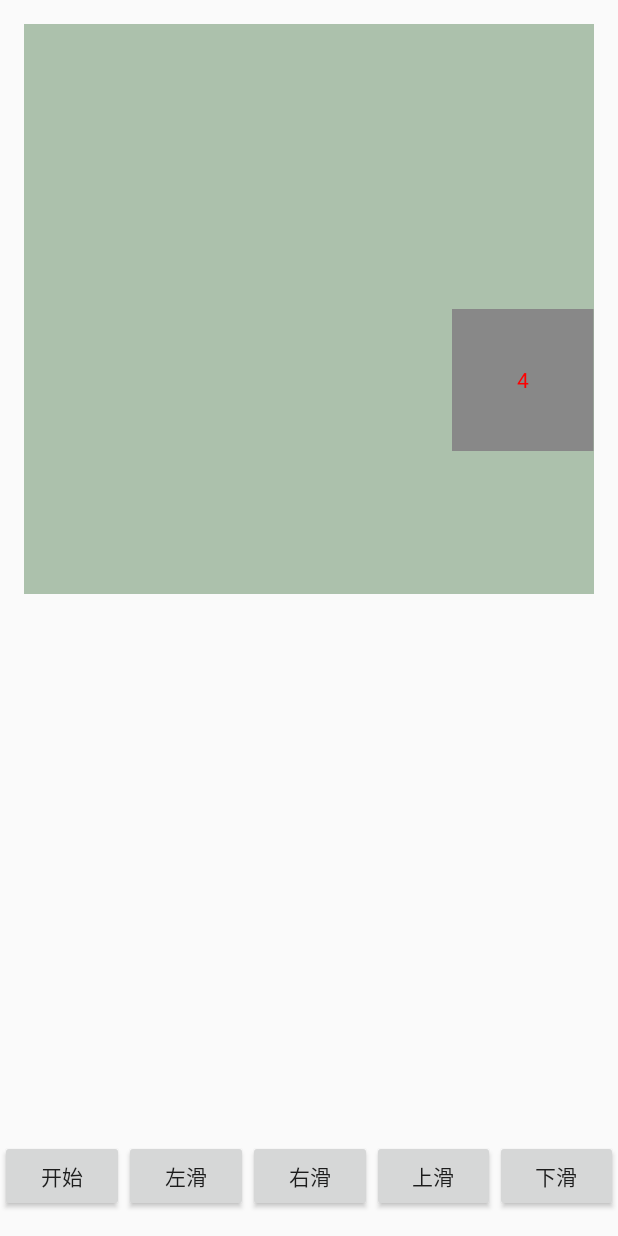
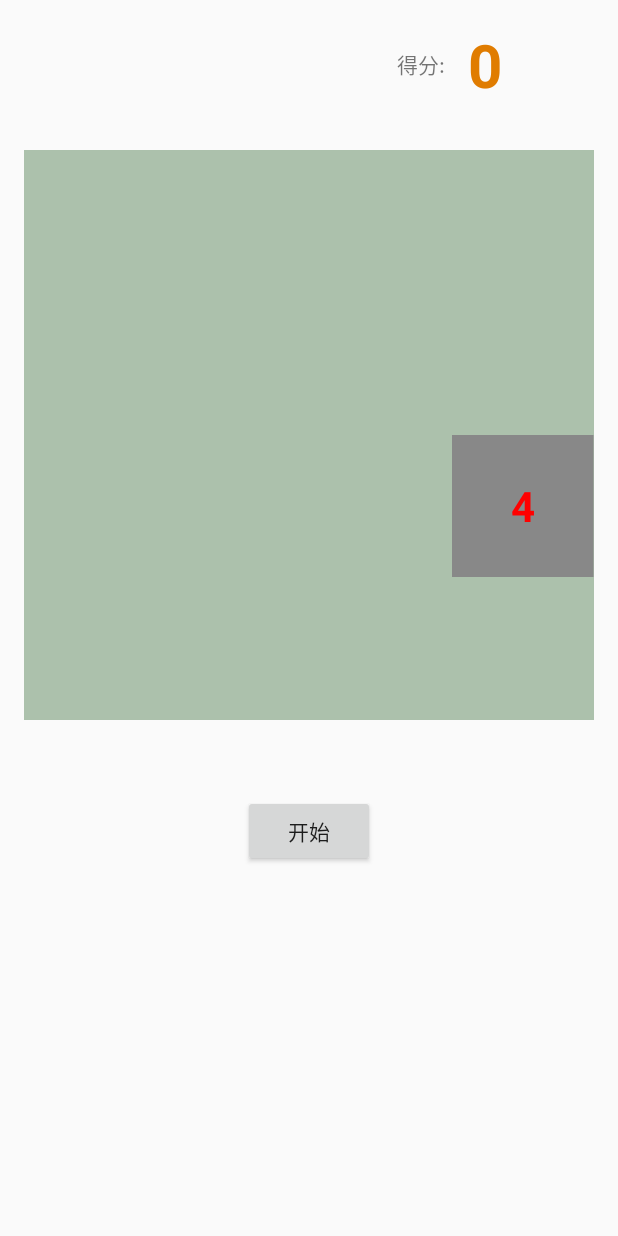
Before and after one commit to ahong222/kotlin_2048, an Android app: the screen it shows after launch (GameActivity), after a tap on "开始", on a phone screen of 412 x 824 dp. Run offline under Robolectric (Android 15) with nearby library versions, the phone set to English and light mode, and no system bars.

Commit message:
添加声音

```diff
--- a/app/src/main/java/com/ifnoif/game2048/Game2048View.kt
+++ b/app/src/main/java/com/ifnoif/game2048/Game2048View.kt
@@ -10,10 +10,13 @@ import android.content.DialogInterface
 import android.content.res.TypedArray
 import android.graphics.Color
 import android.graphics.Point
+import android.graphics.Typeface
 import android.util.AttributeSet
 import android.util.Log
 import android.view.Gravity
+import android.view.MotionEvent
 import android.view.View
+import android.view.ViewConfiguration
 import android.widget.FrameLayout
 import android.widget.TextView
 import java.util.*
@@ -29,24 +32,43 @@ class Game2048View : FrameLayout {
         var TAG = "Game2048View";
     }
 
+    private var TYPE_GOOD: String = "GOOD";
+    private var TYPE_MERGE: String = "MERGE";
+    private var TYPE_MOVE: String = "MOVE";
+
+    private var mTouchSlop: Int = 0;
+    private var mStarted: Boolean = false;
+
+    private val mDuration: Long = 300;
+    private var mColumnSize: Int;
+    private lateinit var mBlockArray: Array<Array<GameUtil.Block>>;
+    /**
+     * 滑动后剩余的空白位置
+     */
+    private var mEmptyPointList: ArrayList<Point> = ArrayList<Point>()
+    /**
+     * 滑动后需要移动 的Action
+     */
+    private var mActionList: ArrayList<GameUtil.Block> = ArrayList<GameUtil.Block>()
+    private var mGameUtil = GameUtil();
+
+
     constructor(context: Context, attrs: AttributeSet) : this(context, attrs, 0) {
 
+        SoundPoolManager.init(context, TYPE_GOOD, R.raw.good);
+        SoundPoolManager.init(context, TYPE_MERGE, R.raw.merge);
+        SoundPoolManager.init(context, TYPE_MOVE, R.raw.move);
+
+        val vc = ViewConfiguration.get(getContext())
+        mTouchSlop = vc.scaledTouchSlop;
     }
 
     constructor(context: Context, attrs: AttributeSet, defStyleAttr: Int) : super(context, attrs, defStyleAttr) {
         val typeArray: TypedArray = context!!.obtainStyledAttributes(attrs,
                 R.styleable.Game2048View)
-        size = typeArray.getInteger(R.styleable.Game2048View_grid, 4);
+        mColumnSize = typeArray.getInteger(R.styleable.Game2048View_grid, 4);
 
     }
-
-    val duration: Long = 300;
-    var size: Int;
-    lateinit var array: Array<Array<GameUtil.Block>>;
-    var emptyPointList: ArrayList<Point> = ArrayList<Point>()
-    var actionList: ArrayList<GameUtil.Block> = ArrayList<GameUtil.Block>()
-    var gameUtil = GameUtil();
-
 
     override fun onMeasure(widthMeasureSpec: Int, heightMeasureSpec: Int) {
         super.onMeasure(widthMeasureSpec, heightMeasureSpec)
@@ -56,32 +78,31 @@ class Game2048View : FrameLayout {
 
     fun start() {
         Log.d(TAG, "开始游戏")
-
         reset();
         doNext();
+        mStarted = true;
     }
 
     fun doNext() {
         if (checkGameOver()) {
             Log.d(TAG, "游戏结束")
-            var dialog = AlertDialog.Builder(context).setTitle("Game Over").setMessage("是否再玩一遍")
-                    .setPositiveButton("确定", DialogInterface.OnClickListener { dialog, which -> reset();doNext(); })
+            var dialog = AlertDialog.Builder(context).setTitle("Game Over").setMessage(String.format("您本次得分%d,是否再玩一遍", totalScore))
+                    .setPositiveButton("确定", DialogInterface.OnClickListener { dialog, which -> start(); })
                     .setNegativeButton("取消", DialogInterface.OnClickListener { dialog, which -> reset();invalidate(); }).create()
             dialog.show()
             return;
         }
-        var randomIndex = Random().nextInt(emptyPointList.size);
-        var point = emptyPointList.removeAt(randomIndex);
-
+        var randomIndex = Random().nextInt(mEmptyPointList.size);
+        var point = mEmptyPointList.removeAt(randomIndex);
 
         var randomValue = getRandomValue();
-        (array[point.y])[point.x].value = randomValue;
+        (mBlockArray[point.y])[point.x].value = randomValue;
 
         var view = createView(point, randomValue);
-        addView(view, getLayoutParams(point));
+        addView(view, LayoutParams(width / mColumnSize, width / mColumnSize));
 
-        view.translationX = (point.x * width.toFloat()) / size;
-        view.translationY = (point.y * height.toFloat()) / size;
+        view.translationX = (point.x * width.toFloat()) / mColumnSize;
+        view.translationY = (point.y * height.toFloat()) / mColumnSize;
 
         invalidate();
 
@@ -92,13 +113,13 @@ class Game2048View : FrameLayout {
         Log.d(TAG, "往" + direction + "滑动");
 
 
-        emptyPointList.clear();
-        actionList.clear();
+        mEmptyPointList.clear();
+        mActionList.clear();
 
-        gameUtil.scroll(array, direction, emptyPointList, actionList);
+        mGameUtil.scroll(mBlockArray, direction, mEmptyPointList, mActionList);
 
         Log.d(TAG, "所有移动如下:")
-        for (block in actionList) {
+        for (block in mActionList) {
             Log.d(TAG, block.getActionStr())
         }
 
@@ -108,13 +129,13 @@ class Game2048View : FrameLayout {
     }
 
     fun doActionAnimation(callback: Runnable) {
-        if (actionList.size == 0) {
+        if (mActionList.size == 0) {
             callback.run();
             return;
         }
         Log.d(TAG, "开始滑动==")
         var animatorSet: AnimatorSet = AnimatorSet();
-        animatorSet.duration = duration
+        animatorSet.duration = mDuration
         animatorSet.addListener(object : Animator.AnimatorListener {
             override fun onAnimationEnd(animation: Animator?) {
                 Log.d(TAG, "动画全部完成");
@@ -131,22 +152,25 @@ class Game2048View : FrameLayout {
             }
         })
 
-        for (block in actionList) {
+        for (block in mActionList) {
             val needRemoveView = block.changeX >= 0;
             var removeTranslation: Float = 0F;
             var targetRemoveView: BlockView? = null;
             if (needRemoveView) {
                 if (block.x == block.pX) {
-                    removeTranslation = Math.abs((block.changeY * width).toFloat() / size);
+                    removeTranslation = Math.abs((block.changeY * width).toFloat() / mColumnSize);
                 } else {
-                    removeTranslation = Math.abs((block.changeX * width).toFloat() / size);
+                    removeTranslation = Math.abs((block.changeX * width).toFloat() / mColumnSize);
                 }
                 targetRemoveView = getView(block.changeX, block.changeY);
+
+            } else {
+                play(TYPE_MOVE);
             }
             var scrollHorizontal: Boolean = (block.pY == block.y);
 
-            var startOffset = (width * (if (scrollHorizontal) block.pX else block.pY)).toFloat() / size;
-            var targetOffset = (width * (if (scrollHorizontal) block.x else block.y)).toFloat() / size;
+            var startOffset = (width * (if (scrollHorizontal) block.pX else block.pY)).toFloat() / mColumnSize;
+            var targetOffset = (width * (if (scrollHorizontal) block.x else block.y)).toFloat() / mColumnSize;
 
             Log.d(TAG, block.getActionStr() + " 像素从" + startOffset + "到" + targetOffset);
 
@@ -156,11 +180,11 @@ class Game2048View : FrameLayout {
                 continue;
             }
             view!!.needRemoveView = needRemoveView;
-            view.removeTranslation = removeTranslation + ((if (targetOffset > startOffset) -0.02F else 0.02F) * width / size);
+            view.removeTranslation = removeTranslation + ((if (targetOffset > startOffset) -0.02F else 0.02F) * width / mColumnSize);
             view.removeTranslation = Math.min(Math.max(0F, view.removeTranslation), width.toFloat());
 
             var animation: ValueAnimator = ObjectAnimator.ofFloat(view, (if (scrollHorizontal) "translationX" else "translationY"), startOffset, targetOffset);
-            animation.duration = duration;
+            animation.duration = mDuration;
             animation.addListener(object : Animator.AnimatorListener {
                 override fun onAnimationRepeat(animation: Animator?) {
                 }
@@ -190,24 +214,21 @@ class Game2048View : FrameLayout {
                     //删除合并的view
                     removeView(targetRemoveView)
 
+                    addScore(view.value);
+
                     view.needRemoveView = false;
                     view.value = view.value * 2;
                     view.setText(view.value.toString());
+
+                    play(TYPE_MERGE);
                     Log.d(TAG, "改变" + "(" + view.point.x + "," + view.point.y + ")的值为" + view.value);
                 } else {
                     Log.d(TAG, "移动 currentTranslation：" + currentTranslation + " removeTranslation:" + view.removeTranslation);
                 }
-//                view.invalidate();
             }
             animatorSet.playSequentially(animation);
         }
         animatorSet.start()
-    }
-
-    fun removeView(x: Int, y: Int) {
-        var view = getView(x, y);
-        Log.d(TAG, "删除View(" + x + "," + y + ")" + (if (view == null) "失败" else "成功"));
-        removeView(view);
     }
 
     fun getView(x: Int, y: Int): BlockView? {
@@ -232,35 +253,27 @@ class Game2048View : FrameLayout {
     }
 
     fun checkGameOver(): Boolean {
-        //TODO 滑动不能减少位置
-        return emptyPointList.size == 0;//没有空白位置，且滑动也不能减少位置
+        //TODO 提前计算能不能减少位置
+        return mEmptyPointList.size == 0;//没有空白位置，且滑动也不能减少位置
     }
 
     fun reset() {
         Log.d(TAG, "初始化")
+        mStarted = false;
+        totalScore = 0;
+        onScoreChanged()
         removeAllViews();
-        emptyPointList.clear();
-        array = Array(size, { y -> Array(size, { x -> GameUtil.Block(x, y, 0) }) });
-        for (y in 0..size - 1) {
-            for (x in 0..size - 1) {
-                emptyPointList.add(Point(x, y))
+        mEmptyPointList.clear();
+        mBlockArray = Array(mColumnSize, { y -> Array(mColumnSize, { x -> GameUtil.Block(x, y, 0) }) });
+        for (y in 0..mColumnSize - 1) {
+            for (x in 0..mColumnSize - 1) {
+                mEmptyPointList.add(Point(x, y))
             }
         }
     }
 
-//    fun updateLayout(blockView: BlockView) {
-//        var layoutParams = (blockView.layoutParams as LayoutParams);
-//        layoutParams.width = width / size;
-//        layoutParams.height = blockView.width;
-//        layoutParams.leftMargin = blockView.point.x * width / size;
-//        layoutParams.topMargin = blockView.point.y * height / size;
-//    }
-
-    fun getLayoutParams(point: Point): LayoutParams {
-        var layoutParams = LayoutParams(width / size, width / size);
-//        layoutParams.leftMargin = point.x * width / size;
-//        layoutParams.topMargin = point.y * height / size;
-        return layoutParams;
+    fun play(type: String) {
+        SoundPoolManager.play(type)
     }
 
     class BlockView : TextView {
@@ -275,6 +288,8 @@ class Game2048View : FrameLayout {
             gravity = Gravity.CENTER;
             setText("" + value);
             setTextColor(Color.RED);
+            setTextSize(28F)
+            setTypeface(Typeface.DEFAULT_BOLD);
             this.setBackgroundColor(Color.GRAY);
         }
 
@@ -284,4 +299,45 @@ class Game2048View : FrameLayout {
         }
     }
 
+    var touchDownX: Float = 0f;
+    var touchDownY: Float = 0f;
+    var scrolled: Boolean = false;
+    override fun onTouchEvent(event: MotionEvent?): Boolean {
+        when (event!!.action) {
+            MotionEvent.ACTION_DOWN -> {
+                touchDownX = event.x;
+                touchDownY = event.y;
+                scrolled = false;
+            }
+            MotionEvent.ACTION_MOVE -> {
+                if (mStarted && !scrolled) {
+
+                    var tmpX = event.x;
+                    var tmpY = event.y;
+                    var deltaX = Math.abs(tmpX - touchDownX);
+                    var deltaY = Math.abs(tmpY - touchDownY);
+                    if (deltaX > deltaY && deltaX > mTouchSlop) {
+                        scroll(if (tmpX > touchDownX) GameUtil.Direction.Right else GameUtil.Direction.Left)
+                        scrolled = true;
+                    } else if (deltaY > deltaX && deltaY > mTouchSlop) {
+                        scroll(if (tmpY > touchDownY) GameUtil.Direction.Bottom else GameUtil.Direction.Top)
+                        scrolled = true;
+                    }
+                }
+            }
+        }
+        return true;
+    }
+
+    var totalScore: Int = 0;
+    fun addScore(scoreValue: Int) {
+        totalScore += scoreValue;
+
+        onScoreChanged();
+    }
+
+    fun onScoreChanged() {
+        ((context as GameActivity)).onScoreChanged(totalScore);
+    }
+
 }
--- a/app/src/main/java/com/ifnoif/game2048/GameActivity.kt
+++ b/app/src/main/java/com/ifnoif/game2048/GameActivity.kt
@@ -15,11 +15,10 @@ class GameActivity : Activity() {
         setContentView(R.layout.activity_game);
 
         start.setOnClickListener { gameView.start() }
+    }
 
-        scrollLeft.setOnClickListener { gameView.scroll(GameUtil.Direction.Left) }
-        scrollRight.setOnClickListener { gameView.scroll(GameUtil.Direction.Right) }
-        scrollTop.setOnClickListener { gameView.scroll(GameUtil.Direction.Top) }
-        scrollBottom.setOnClickListener { gameView.scroll(GameUtil.Direction.Bottom) }
+    fun onScoreChanged(scoreValue: Int) {
+        score.setText(scoreValue.toString());
     }
 
     override fun onPause() {
--- /dev/null
+++ b/app/src/main/java/com/ifnoif/game2048/SoundPoolManager.kt
@@ -0,0 +1,38 @@
+package com.ifnoif.game2048
+
+import android.content.Context
+import android.media.SoundPool
+
+/**
+ * Created by shen on 17/4/17.
+ */
+
+
+object SoundPoolManager {
+
+    var soundMap: HashMap<Int, String> = HashMap()
+    var soundPreparedMap: HashMap<String, Int> = HashMap()
+    var soundPool: SoundPool = SoundPool.Builder().build();
+
+    init {
+        soundPool.setOnLoadCompleteListener { soundPool, sampleId, status ->
+            if (status == 0) {
+                soundMap[sampleId]?.let {
+                    soundPreparedMap.put(it, sampleId)
+                }
+            }
+        }
+    }
+
+    fun init(context: Context, type: String, rawId: Int) {
+        var id = soundPool.load(context, rawId, 1);
+        soundMap.put(id, type);
+    }
+
+    fun play(type: String) {
+        var id = soundPreparedMap[type];
+        id?.let { soundPool.play(id, 1F, 1F, 1, 0, 1F) }
+
+
+    }
+}
--- a/app/src/main/res/layout/activity_game.xml
+++ b/app/src/main/res/layout/activity_game.xml
@@ -9,54 +9,56 @@
     android:paddingTop="@dimen/activity_vertical_margin"
     tools:context="com.ifnoif.game2048.GameActivity">
 
+
+    <LinearLayout
+        android:id="@+id/score_layout"
+        android:layout_width="wrap_content"
+        android:layout_height="wrap_content"
+        android:layout_alignParentRight="true"
+        android:orientation="horizontal"
+        android:gravity="center">
+
+        <TextView
+            android:layout_width="wrap_content"
+            android:layout_height="wrap_content"
+            android:text="得分:" />
+
+        <TextView
+            android:id="@+id/score"
+            android:layout_width="wrap_content"
+            android:layout_height="wrap_content"
+            android:minWidth="100dp"
+            android:textColor="#E07C00"
+            android:textSize="40sp"
+            android:textStyle="bold"
+            android:layout_marginLeft="15dp"/>
+    </LinearLayout>
+
     <com.ifnoif.game2048.Game2048View
         android:id="@+id/gameView"
         android:layout_width="match_parent"
         android:layout_height="match_parent"
+        android:layout_below="@+id/score_layout"
         android:layout_marginLeft="@dimen/activity_horizontal_margin"
         android:layout_marginRight="@dimen/activity_horizontal_margin"
+        android:layout_marginTop="30dp"
         android:background="#50004400"
-        app:gird="4"></com.ifnoif.game2048.Game2048View>
+        app:gird="4" />
 
-    <LinearLayout
+    <FrameLayout
         android:layout_width="match_parent"
         android:layout_height="wrap_content"
-        android:layout_alignParentBottom="true">
+        android:layout_below="@+id/gameView"
+        android:layout_marginTop="50dp"
+        android:gravity="center">
 
         <Button
             android:id="@+id/start"
             android:layout_width="wrap_content"
             android:layout_height="wrap_content"
-            android:layout_weight="1"
+            android:layout_gravity="center"
             android:text="开始" />
 
-        <Button
-            android:id="@+id/scrollLeft"
-            android:layout_width="wrap_content"
-            android:layout_height="wrap_content"
-            android:layout_weight="1"
-            android:text="左滑" />
 
-        <Button
-            android:id="@+id/scrollRight"
-            android:layout_width="wrap_content"
-            android:layout_height="wrap_content"
-            android:layout_weight="1"
-            android:text="右滑" />
-
-        <Button
-            android:id="@+id/scrollTop"
-            android:layout_width="wrap_content"
-            android:layout_height="wrap_content"
-            android:layout_weight="1"
-            android:text="上滑" />
-
-        <Button
-            android:id="@+id/scrollBottom"
-            android:layout_width="wrap_content"
-            android:layout_height="wrap_content"
-            android:layout_weight="1"
-            android:text="下滑" />
-
-    </LinearLayout>
+    </FrameLayout>
 </RelativeLayout>
```
Also changed, not shown: app/src/main/java/com/ifnoif/game2048/GameUtil.kt (+0 -12 lines), 2 other files.
